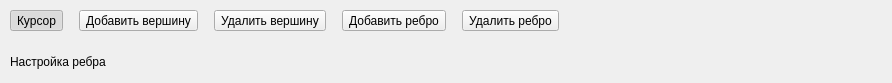
This is editor.ui in FlamasterRu/hypergraph_gui as Qt 5 draws it before an edit. The edited form follows.
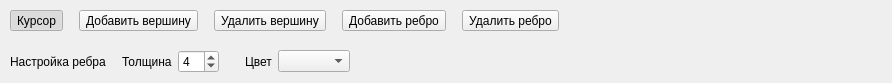
This is the edited form. The open tabs and pages were chosen to show the change.

Commit message: edge customizing

The edit to the form file:
```diff
--- a/editor.ui
+++ b/editor.ui
@@ -307,6 +307,68 @@
          </property>
         </widget>
        </item>
+       <item>
+        <spacer name="horizontalSpacer_11">
+         <property name="orientation">
+          <enum>Qt::Horizontal</enum>
+         </property>
+         <property name="sizeType">
+          <enum>QSizePolicy::Fixed</enum>
+         </property>
+         <property name="sizeHint" stdset="0">
+          <size>
+           <width>10</width>
+           <height>20</height>
+          </size>
+         </property>
+        </spacer>
+       </item>
+       <item>
+        <widget class="QLabel" name="label_6">
+         <property name="text">
+          <string>Толщина</string>
+         </property>
+        </widget>
+       </item>
+       <item>
+        <widget class="QSpinBox" name="spinBoxEdgeWidth">
+         <property name="minimum">
+          <number>1</number>
+         </property>
+         <property name="singleStep">
+          <number>2</number>
+         </property>
+         <property name="value">
+          <number>4</number>
+         </property>
+        </widget>
+       </item>
+       <item>
+        <spacer name="horizontalSpacer_12">
+         <property name="orientation">
+          <enum>Qt::Horizontal</enum>
+         </property>
+         <property name="sizeType">
+          <enum>QSizePolicy::Fixed</enum>
+         </property>
+         <property name="sizeHint" stdset="0">
+          <size>
+           <width>20</width>
+           <height>20</height>
+          </size>
+         </property>
+        </spacer>
+       </item>
+       <item>
+        <widget class="QLabel" name="label_7">
+         <property name="text">
+          <string>Цвет</string>
+         </property>
+        </widget>
+       </item>
+       <item>
+        <widget class="QComboBox" name="comboBoxEdgeColor"/>
+       </item>
        <item>
         <spacer name="horizontalSpacer_2">
          <property name="orientation">
```
Left out of the diff: 2 changed lines with no effect on the pictures. The commit also changes 7 other files.
